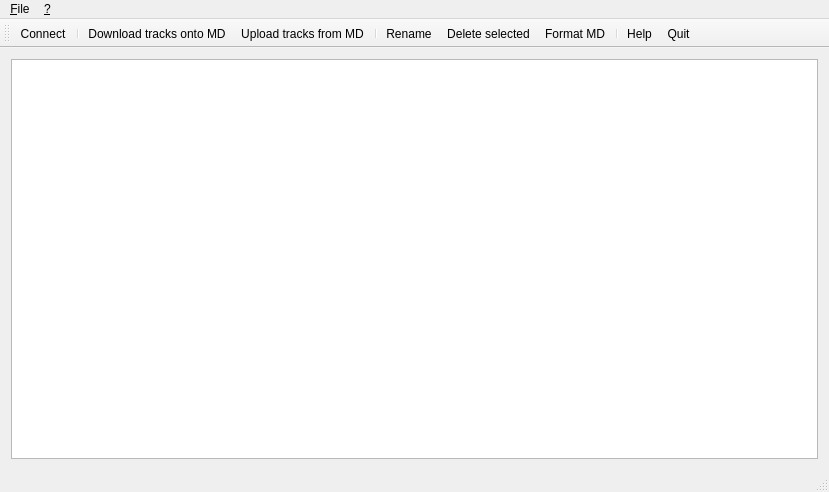
Above: qhimdtransfer/qhimdmainwindow.ui from linux-minidisc/linux-minidisc before the change. Below: the same form after it.
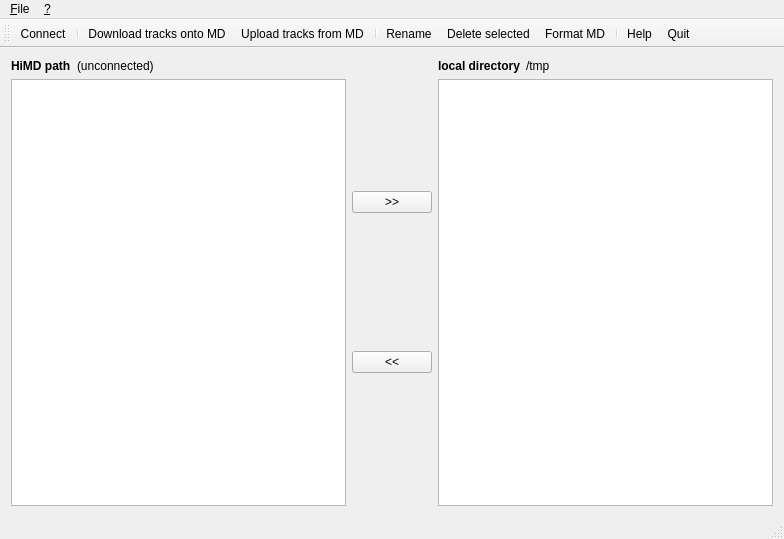
That is the form after the change. Icons and pictures are not drawn.

Commit message:
Use split-window layout in QHiMDTransfer
Based on a patch by Thomas Arp, but modified in some ways. So he is
responsible for the nice idea and me for the stupid rough edges :)

```diff
--- a/qhimdtransfer/qhimdmainwindow.ui
+++ b/qhimdtransfer/qhimdmainwindow.ui
@@ -6,16 +6,10 @@
    <rect>
     <x>0</x>
     <y>0</y>
-    <width>829</width>
-    <height>492</height>
+    <width>784</width>
+    <height>539</height>
    </rect>
   </property>
-  <property name="sizePolicy">
-   <sizepolicy hsizetype="Preferred" vsizetype="Preferred">
-    <horstretch>0</horstretch>
-    <verstretch>0</verstretch>
-   </sizepolicy>
-  </property>
   <property name="windowTitle">
    <string>QHiMDTransfer</string>
   </property>
@@ -24,9 +18,36 @@
     <normaloff>:/icons/download_to_md.png</normaloff>:/icons/download_to_md.png</iconset>
   </property>
   <widget class="QWidget" name="centralWidget">
-   <layout class="QVBoxLayout" name="verticalLayout">
+   <property name="autoFillBackground">
+    <bool>false</bool>
+   </property>
+   <layout class="QHBoxLayout" name="horizontalLayout_3" stretch="1,0,1">
     <item>
-     <layout class="QHBoxLayout" name="horizontalLayout_2">
+     <layout class="QVBoxLayout" name="verticalLayout_4">
+      <item>
+       <layout class="QHBoxLayout" name="horizontalLayout" stretch="0,1">
+        <item>
+         <widget class="QLabel" name="himd_mountpoint">
+          <property name="font">
+           <font>
+            <weight>75</weight>
+            <bold>true</bold>
+           </font>
+          </property>
+          <property name="text">
+           <string>HiMD path</string>
+          </property>
+         </widget>
+        </item>
+        <item>
+         <widget class="QLabel" name="himdpath">
+          <property name="text">
+           <string>(unconnected)</string>
+          </property>
+         </widget>
+        </item>
+       </layout>
+      </item>
       <item>
        <widget class="QTreeView" name="TrackList">
         <property name="editTriggers">
@@ -35,6 +56,65 @@
         <property name="selectionMode">
          <enum>QAbstractItemView::MultiSelection</enum>
         </property>
+        <attribute name="headerHighlightSections">
+         <bool>true</bool>
+        </attribute>
+       </widget>
+      </item>
+     </layout>
+    </item>
+    <item>
+     <layout class="QVBoxLayout" name="verticalLayout_2">
+      <item>
+       <widget class="QPushButton" name="upload_button">
+        <property name="text">
+         <string>&gt;&gt;</string>
+        </property>
+       </widget>
+      </item>
+      <item>
+       <widget class="QPushButton" name="download_button">
+        <property name="text">
+         <string>&lt;&lt;</string>
+        </property>
+       </widget>
+      </item>
+     </layout>
+    </item>
+    <item>
+     <layout class="QVBoxLayout" name="verticalLayout_3">
+      <item>
+       <layout class="QHBoxLayout" name="horizontalLayout_2" stretch="0,1">
+        <item>
+         <widget class="QLabel" name="updir_text">
+          <property name="font">
+           <font>
+            <weight>75</weight>
+            <bold>true</bold>
+           </font>
+          </property>
+          <property name="text">
+           <string>local directory</string>
+          </property>
+         </widget>
+        </item>
+        <item>
+         <widget class="QLabel" name="updir">
+          <property name="text">
+           <string>/tmp</string>
+          </property>
+         </widget>
+        </item>
+       </layout>
+      </item>
+      <item>
+       <widget class="QTreeView" name="localScan">
+        <attribute name="headerVisible">
+         <bool>false</bool>
+        </attribute>
+        <attribute name="headerCascadingSectionResizes">
+         <bool>true</bool>
+        </attribute>
        </widget>
       </item>
      </layout>
```
The commit also changes 2 other files.
